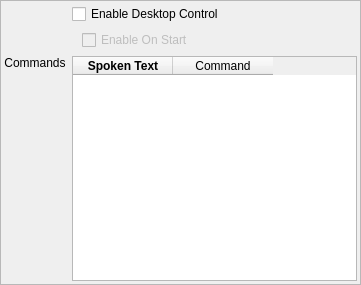
This is res/ui/settingspane-desktopcontrol.ui in smartboyhw/speechcontrol as Qt 5 draws it before an edit. The edited form follows.
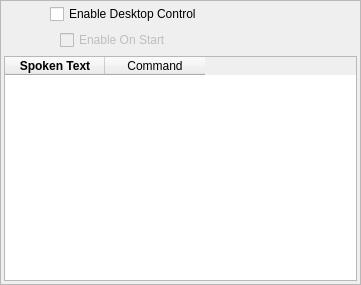
This is the edited form.

Commit message: Updating the UI of most of the wizards' pages and a few other parts.

What changed in the file:
```diff
--- a/res/ui/settingspane-desktopcontrol.ui
+++ b/res/ui/settingspane-desktopcontrol.ui
@@ -35,44 +35,6 @@
     </rect>
    </property>
    <layout class="QGridLayout" name="gridLayout">
-    <item row="3" column="1">
-     <widget class="QTableWidget" name="tableWidget">
-      <property name="alternatingRowColors">
-       <bool>true</bool>
-      </property>
-      <property name="sortingEnabled">
-       <bool>true</bool>
-      </property>
-      <property name="columnCount">
-       <number>2</number>
-      </property>
-      <attribute name="verticalHeaderVisible">
-       <bool>false</bool>
-      </attribute>
-      <attribute name="verticalHeaderHighlightSections">
-       <bool>true</bool>
-      </attribute>
-      <column>
-       <property name="text">
-        <string>Spoken Text</string>
-       </property>
-       <property name="whatsThis">
-        <string>This column represents a regular expression of text detected by SpeechControl.</string>
-       </property>
-       <property name="font">
-        <font>
-         <weight>75</weight>
-         <bold>true</bold>
-        </font>
-       </property>
-      </column>
-      <column>
-       <property name="text">
-        <string>Command</string>
-       </property>
-      </column>
-     </widget>
-    </item>
     <item row="1" column="1">
      <widget class="QCheckBox" name="checkBoxEnable">
       <property name="sizePolicy">
@@ -86,16 +48,6 @@
       </property>
      </widget>
     </item>
-    <item row="3" column="0">
-     <widget class="QLabel" name="label">
-      <property name="text">
-       <string>Commands</string>
-      </property>
-      <property name="alignment">
-       <set>Qt::AlignHCenter|Qt::AlignTop</set>
-      </property>
-     </widget>
-    </item>
     <item row="2" column="1">
      <layout class="QHBoxLayout" name="horizontalLayout">
       <item>
@@ -126,6 +78,60 @@
       </item>
      </layout>
     </item>
+    <item row="2" column="0">
+     <spacer name="horizontalSpacer_2">
+      <property name="orientation">
+       <enum>Qt::Horizontal</enum>
+      </property>
+      <property name="sizeType">
+       <enum>QSizePolicy::Fixed</enum>
+      </property>
+      <property name="sizeHint" stdset="0">
+       <size>
+        <width>40</width>
+        <height>20</height>
+       </size>
+      </property>
+     </spacer>
+    </item>
+    <item row="3" column="0" colspan="2">
+     <widget class="QTableWidget" name="tableWidget">
+      <property name="alternatingRowColors">
+       <bool>true</bool>
+      </property>
+      <property name="sortingEnabled">
+       <bool>true</bool>
+      </property>
+      <property name="columnCount">
+       <number>2</number>
+      </property>
+      <attribute name="verticalHeaderVisible">
+       <bool>false</bool>
+      </attribute>
+      <attribute name="verticalHeaderHighlightSections">
+       <bool>true</bool>
+      </attribute>
+      <column>
+       <property name="text">
+        <string>Spoken Text</string>
+       </property>
+       <property name="whatsThis">
+        <string>This column represents a regular expression of text detected by SpeechControl.</string>
+       </property>
+       <property name="font">
+        <font>
+         <weight>75</weight>
+         <bold>true</bold>
+        </font>
+       </property>
+      </column>
+      <column>
+       <property name="text">
+        <string>Command</string>
+       </property>
+      </column>
+     </widget>
+    </item>
    </layout>
   </widget>
  </widget>
```
The commit also changes 4 other files.
